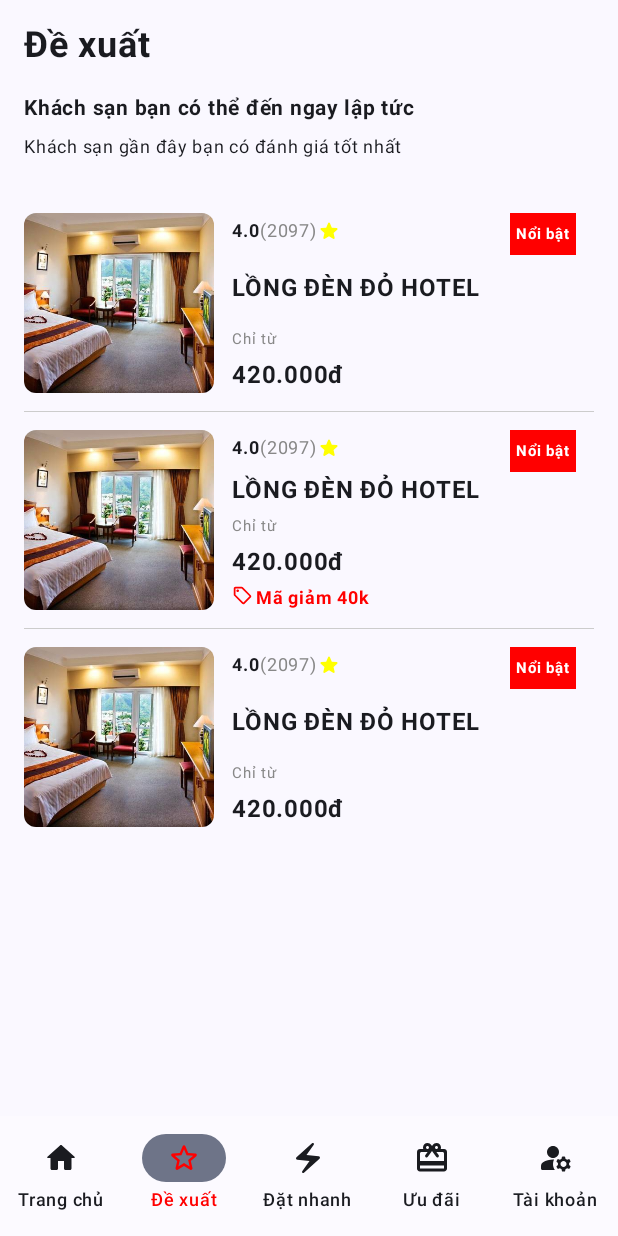
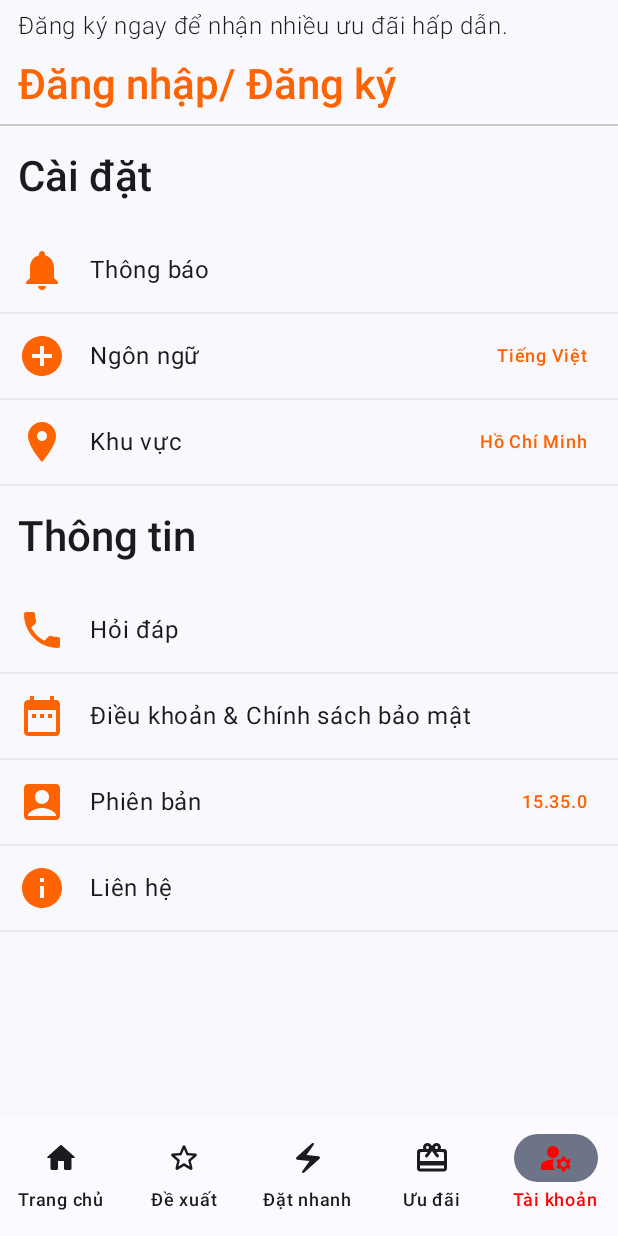
Before and after one commit to AnLuu02/Mobile_Pro, an Android app built with Jetpack Compose: the screen it shows after launch (MainActivity), item 5 of the bottom bar chosen, on a phone screen of 412 x 824 dp. Run offline under Robolectric (Android 15) with nearby library versions, the phone set to English and light mode, and no system bars.

Commit message:
"Update UserScreen to MainActivity"

```diff
--- a/app/src/main/java/com/example/jetpackcomposedemo/MainActivity.kt
+++ b/app/src/main/java/com/example/jetpackcomposedemo/MainActivity.kt
@@ -20,6 +20,8 @@ import com.example.jetpackcomposedemo.Screen.Home.HomeTopBar
 import com.example.jetpackcomposedemo.ui.theme.JetpackComposeDemoTheme
 import com.example.jetpackcomposedemo.Screen.Proposed.ProposedScreen
 import com.example.jetpackcomposedemo.Screen.Proposed.ProposedTopBar
+import com.example.jetpackcomposedemo.Screen.User.UserScreen
+import com.example.jetpackcomposedemo.Screen.User.UserTopBar
 
 class MainActivity : ComponentActivity() {
     override fun onCreate(savedInstanceState: Bundle?) {
@@ -73,11 +75,14 @@ fun MainApp(){
 //                    })
 //                }
 //
-//                composable("user"){
-//                    ScreenWithBottomNavigationBar(navController = navController, content = {padding,listState->
-//                        UserScreen(padding = padding)
-//                    })
-//                }
+                composable("user"){
+                    ScreenWithBottomNavigationBar(
+                        navController = navController,
+                        topBar = { UserTopBar() },
+                        content = {padding,listState->
+                            UserScreen(padding = padding)
+                        })
+                }
 
                 composable(
                     "carddetail/{cardId}",
--- a/app/src/main/java/com/example/jetpackcomposedemo/Screen/User/UserScreen.kt
+++ b/app/src/main/java/com/example/jetpackcomposedemo/Screen/User/UserScreen.kt
@@ -8,6 +8,7 @@ import androidx.compose.foundation.gestures.detectTapGestures
 import androidx.compose.foundation.layout.Arrangement
 import androidx.compose.foundation.layout.Box
 import androidx.compose.foundation.layout.Column
+import androidx.compose.foundation.layout.PaddingValues
 import androidx.compose.foundation.layout.Row
 import androidx.compose.foundation.layout.Spacer
 import androidx.compose.foundation.layout.fillMaxSize
@@ -16,6 +17,7 @@ import androidx.compose.foundation.layout.height
 import androidx.compose.foundation.layout.padding
 import androidx.compose.foundation.layout.size
 import androidx.compose.foundation.layout.width
+import androidx.compose.foundation.lazy.LazyColumn
 import androidx.compose.material.icons.Icons
 import androidx.compose.material.icons.filled.AccountBox
 import androidx.compose.material.icons.filled.AddCircle
@@ -42,23 +44,13 @@ import androidx.compose.ui.unit.dp
 import com.example.jetpackcomposedemo.R
 
 @Composable
-fun UserScreen(modifier: Modifier = Modifier.padding(12.dp,8.dp)){
-    Column(modifier = Modifier.fillMaxSize()) {
-
-        Column() {
-            Text(
-                text = "Đăng ký ngay để nhận nhiều ưu đãi hấp dẫn.",
-                style = MaterialTheme.typography.bodyLarge,
-                fontWeight = FontWeight.Light,
-                modifier = modifier
-            )
-
-            ClickableBox(modifier)
-        }
-        Spacer(modifier = Modifier
-            .fillMaxWidth()
-            .height(1.dp)
-            .border(1.dp, color = Color.LightGray))
+fun UserScreen(padding: PaddingValues){
+    LazyColumn(
+        modifier = Modifier
+            .fillMaxSize()
+            .padding(padding)
+    ) {
+        item {
             Column() {
                 Text(
                     text = "Cài đặt",
@@ -66,9 +58,9 @@ fun UserScreen(modifier: Modifier = Modifier.padding(12.dp,8.dp)){
                     fontWeight = FontWeight.Medium,
                     modifier = Modifier.padding(12.dp,16.dp)
                 )
-            SettingElement(Icons.Filled.Notifications,"Thông báo",modifier = modifier)
-            SettingElement(Icons.Filled.AddCircle,"Ngôn ngữ","Tiếng Việt",modifier = modifier)
-            SettingElement(Icons.Filled.LocationOn,"Khu vực","Hồ Chí Minh",modifier = modifier)
+                SettingElement(Icons.Filled.Notifications,"Thông báo")
+                SettingElement(Icons.Filled.AddCircle,"Ngôn ngữ","Tiếng Việt")
+                SettingElement(Icons.Filled.LocationOn,"Khu vực","Hồ Chí Minh")
 
                 Text(
                     text = "Thông tin",
@@ -76,14 +68,44 @@ fun UserScreen(modifier: Modifier = Modifier.padding(12.dp,8.dp)){
                     fontWeight = FontWeight.Medium,
                     modifier = Modifier.padding(12.dp,16.dp)
                 )
-            SettingElement(Icons.Filled.Phone,"Hỏi đáp",modifier = modifier)
-            SettingElement(Icons.Filled.DateRange,"Điều khoản & Chính sách bảo mật",modifier = modifier)
-            SettingElement(Icons.Filled.AccountBox,"Phiên bản","15.35.0",modifier = modifier)
-            SettingElement(Icons.Filled.Info,"Liên hệ",modifier = modifier)
+                SettingElement(Icons.Filled.Phone,"Hỏi đáp")
+                SettingElement(Icons.Filled.DateRange,"Điều khoản & Chính sách bảo mật")
+                SettingElement(Icons.Filled.AccountBox,"Phiên bản","15.35.0")
+                SettingElement(Icons.Filled.Info,"Liên hệ")
 
             }
-
         }
+    }
+//    Column(modifier = Modifier.fillMaxSize()) {
+//        Spacer(modifier = Modifier
+//            .fillMaxWidth()
+//            .height(1.dp)
+//            .border(1.dp, color = Color.LightGray))
+//        Column() {
+//            Text(
+//                text = "Cài đặt",
+//                style = MaterialTheme.typography.headlineMedium,
+//                fontWeight = FontWeight.Medium,
+//                modifier = Modifier.padding(12.dp,16.dp)
+//            )
+//            SettingElement(Icons.Filled.Notifications,"Thông báo",modifier = modifier)
+//            SettingElement(Icons.Filled.AddCircle,"Ngôn ngữ","Tiếng Việt",modifier = modifier)
+//            SettingElement(Icons.Filled.LocationOn,"Khu vực","Hồ Chí Minh",modifier = modifier)
+//
+//            Text(
+//                text = "Thông tin",
+//                style = MaterialTheme.typography.headlineMedium,
+//                fontWeight = FontWeight.Medium,
+//                modifier = Modifier.padding(12.dp,16.dp)
+//            )
+//            SettingElement(Icons.Filled.Phone,"Hỏi đáp",modifier = modifier)
+//            SettingElement(Icons.Filled.DateRange,"Điều khoản & Chính sách bảo mật",modifier = modifier)
+//            SettingElement(Icons.Filled.AccountBox,"Phiên bản","15.35.0",modifier = modifier)
+//            SettingElement(Icons.Filled.Info,"Liên hệ",modifier = modifier)
+//
+//        }
+//
+//    }
 }
 @Composable
 fun SettingElement(
@@ -128,38 +150,3 @@ fun SettingElement(
         .height(1.dp)
         .border(1.dp, color = colorResource(id = R.color.border)))
 }
-
-@Composable
-fun ClickableBox(modifier: Modifier = Modifier) {
-    val isHovered = remember { mutableStateOf(false) }
-    val backgroundColor =
-        if (isHovered.value) colorResource(id = R.color.hoverBackground) else Color.Transparent
-    Box( modifier = Modifier
-        .fillMaxWidth()
-        .clickable(onClick = { /* handle click here */ }) // Thêm padding cho phần tử để hiển thị background
-        .background(backgroundColor)
-        .animateContentSize() // Animation thay đổi kích thước content
-        .pointerInput(Unit) {
-            detectTapGestures(
-                onPress = { // onPress is a suspend function that pauses until the pointer is released
-                    isHovered.value = true
-                    tryAwaitRelease()
-                    isHovered.value = false
-                }
-            )
-        },) {
-        Text(
-            text = "Đăng nhập/ Đăng ký",
-            style = MaterialTheme.typography.headlineMedium,
-            fontWeight = FontWeight.Medium,
-            color = colorResource(id = R.color.primary),
-            modifier = modifier
-        )
-    }
-}
-
-@Preview(showBackground = true)
-@Composable
-fun GreetingPreview() {
-    UserScreen()
-}
--- /dev/null
+++ b/app/src/main/java/com/example/jetpackcomposedemo/Screen/User/UserTopBar.kt
@@ -0,0 +1,100 @@
+package com.example.jetpackcomposedemo.Screen.User
+
+import androidx.compose.animation.animateContentSize
+import androidx.compose.foundation.Image
+import androidx.compose.foundation.background
+import androidx.compose.foundation.border
+import androidx.compose.foundation.clickable
+import androidx.compose.foundation.gestures.detectTapGestures
+import androidx.compose.foundation.layout.Arrangement
+import androidx.compose.foundation.layout.Box
+import androidx.compose.foundation.layout.Column
+import androidx.compose.foundation.layout.Row
+import androidx.compose.foundation.layout.Spacer
+import androidx.compose.foundation.layout.fillMaxWidth
+import androidx.compose.foundation.layout.height
+import androidx.compose.foundation.layout.padding
+import androidx.compose.foundation.layout.size
+import androidx.compose.foundation.layout.width
+import androidx.compose.foundation.shape.RoundedCornerShape
+import androidx.compose.material.icons.Icons
+import androidx.compose.material.icons.rounded.Notifications
+import androidx.compose.material.icons.rounded.Search
+import androidx.compose.material3.Icon
+import androidx.compose.material3.MaterialTheme
+import androidx.compose.material3.Text
+import androidx.compose.runtime.Composable
+import androidx.compose.runtime.mutableStateOf
+import androidx.compose.runtime.remember
+import androidx.compose.ui.Alignment
+import androidx.compose.ui.Modifier
+import androidx.compose.ui.draw.clip
+import androidx.compose.ui.graphics.Color
+import androidx.compose.ui.input.pointer.pointerInput
+import androidx.compose.ui.res.colorResource
+import androidx.compose.ui.res.painterResource
+import androidx.compose.ui.text.font.FontWeight
+import androidx.compose.ui.tooling.preview.Preview
+import androidx.compose.ui.unit.dp
+import com.example.jetpackcomposedemo.R
+
+@Composable
+fun UserTopBar() {
+    Row(
+        modifier = Modifier
+            .fillMaxWidth(),
+        horizontalArrangement = Arrangement.SpaceBetween,
+        verticalAlignment = Alignment.CenterVertically
+    ) {
+        Column() {
+            Text(
+                text = "Đăng ký ngay để nhận nhiều ưu đãi hấp dẫn.",
+                style = MaterialTheme.typography.bodyLarge,
+                fontWeight = FontWeight.Light,
+                modifier = Modifier.padding(12.dp,8.dp,12.dp,4.dp)
+            )
+
+            ClickableBox(modifier = Modifier.padding(12.dp,8.dp))
+            Spacer(modifier = Modifier
+                .fillMaxWidth()
+                .height(1.dp)
+                .border(1.dp, color = Color.LightGray))
+        }
+
+    }
+
+}
+@Composable
+fun ClickableBox(modifier: Modifier = Modifier) {
+    val isHovered = remember { mutableStateOf(false) }
+    val backgroundColor =
+        if (isHovered.value) colorResource(id = R.color.hoverBackground) else Color.Transparent
+    Box( modifier = Modifier
+        .fillMaxWidth()
+        .clickable(onClick = { /* handle click here */ }) // Thêm padding cho phần tử để hiển thị background
+        .background(backgroundColor)
+        .animateContentSize() // Animation thay đổi kích thước content
+        .pointerInput(Unit) {
+            detectTapGestures(
+                onPress = { // onPress is a suspend function that pauses until the pointer is released
+                    isHovered.value = true
+                    tryAwaitRelease()
+                    isHovered.value = false
+                }
+            )
+        },) {
+        Text(
+            text = "Đăng nhập/ Đăng ký",
+            style = MaterialTheme.typography.headlineMedium,
+            fontWeight = FontWeight.Medium,
+            color = colorResource(id = R.color.primary),
+            modifier = modifier
+        )
+    }
+}
+
+@Preview(showBackground = true)
+@Composable
+fun preview() {
+    UserTopBar()
+}
```
Also changed, not shown: app/src/main/java/com/example/jetpackcomposedemo/Screen/Home/HomeTopBar.kt (line endings or trailing spaces). Lines whose indentation alone changed are shown as unchanged.
